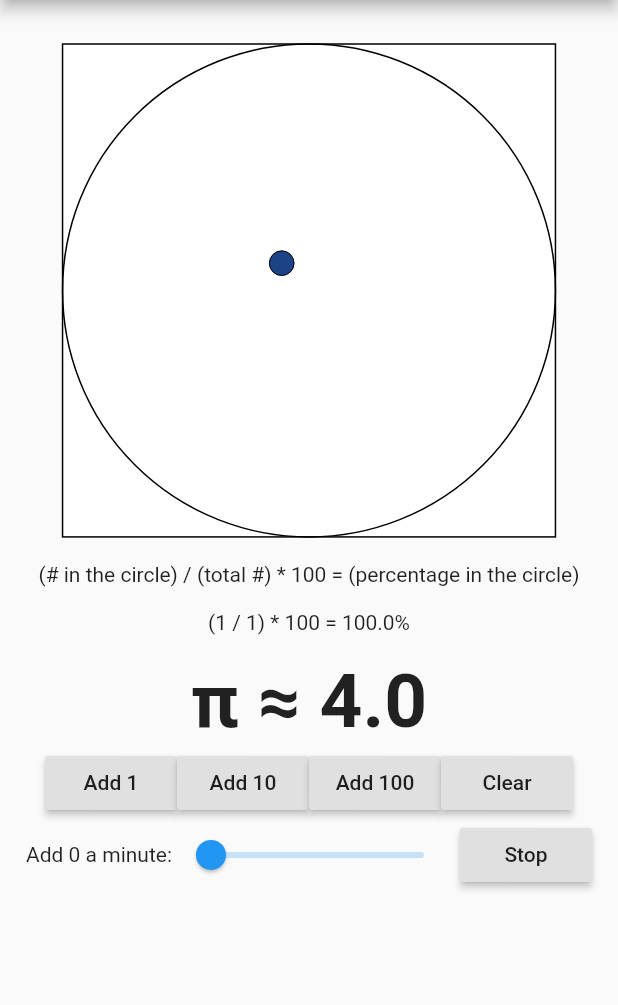
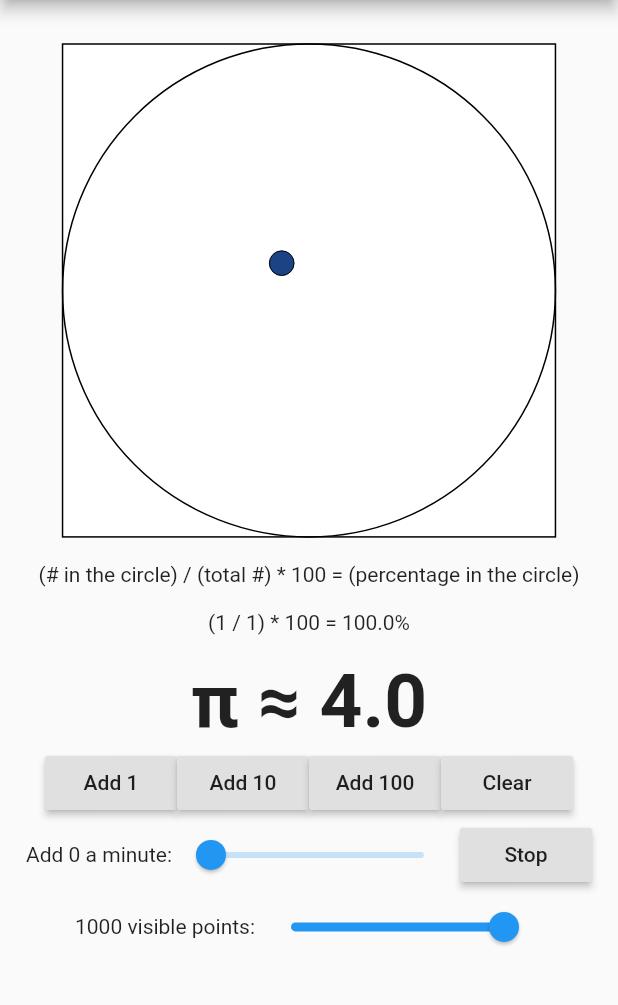
Before and after one commit to scourgemancer/random-pi-estimation, a Flutter app: the screen it shows after launch, after a tap on "Add 1", on a phone screen of 412 x 824 dp, the part 84-1089 px from its top. Run offline on Flutter 3.47's test engine with Material 2 defaults, Android fonts, the phone set to English and light mode, and no system bars; our stand-ins replace flutter_redux, redux.

Commit message:
Adds a slider to control the max number of visible points

```diff
--- a/random_pi_estimation/lib/main.dart
+++ b/random_pi_estimation/lib/main.dart
@@ -6,7 +6,7 @@ import 'package:redux/redux.dart';
 
 double graphWidth;
 double pointRadius;
-int maxVisiblePoints = 5000;
+int maxVisiblePoints = 1000;
 
 @immutable
 class AppState {
@@ -34,7 +34,7 @@ AppState estimatorReducer(AppState state, dynamic action) {
           .from(state.randomPoints)
         ..add(newPoint);
 
-    if (newPointList.length > maxVisiblePoints) {
+    while (newPointList.length > maxVisiblePoints) {
       newPointList.removeAt(0);
     }
 
@@ -250,6 +250,21 @@ class _HomePageState extends State<HomePage> {
                           )
                         ],
                       ),
+                      Row(
+                        mainAxisAlignment: MainAxisAlignment.center,
+                        children: <Widget>[
+                          Text("$maxVisiblePoints visible points:"),
+                          Slider(
+                            value: maxVisiblePoints.toDouble(),
+                            min: 0,
+                            max: 1000,
+                            divisions: 1000,
+
+                            onChanged: (double value) => setState(() {
+                              maxVisiblePoints = value.round();}),
+                          ),
+                        ],
+                      ),
                     ],
                   )
           ),
@@ -261,6 +276,7 @@ class _HomePageState extends State<HomePage> {
 
 class RandomPoint extends StatelessWidget {
   final Point<double> randomPoint = Point(_getCoordinate(), _getCoordinate());
+  final Color pointColor = _getRandomColor();
 
   double getX() {
     return randomPoint.x;
@@ -282,7 +298,7 @@ class RandomPoint extends StatelessWidget {
     return 1 > randomPoint.distanceTo(Point(0, 0));
   }
 
-  Color _getRandomColor() {
+  static Color _getRandomColor() {
     return Color((Random.secure().nextDouble() * 0xFFFFFF).toInt() << 0)
         .withOpacity(1.0);
   }
@@ -297,7 +313,7 @@ class RandomPoint extends StatelessWidget {
         height: 2 * pointRadius,
         decoration: new BoxDecoration(
           shape: BoxShape.circle,
-          color: _getRandomColor(),
+          color: pointColor,
           border: Border.all(width: 0),
         ),
       ),
```
